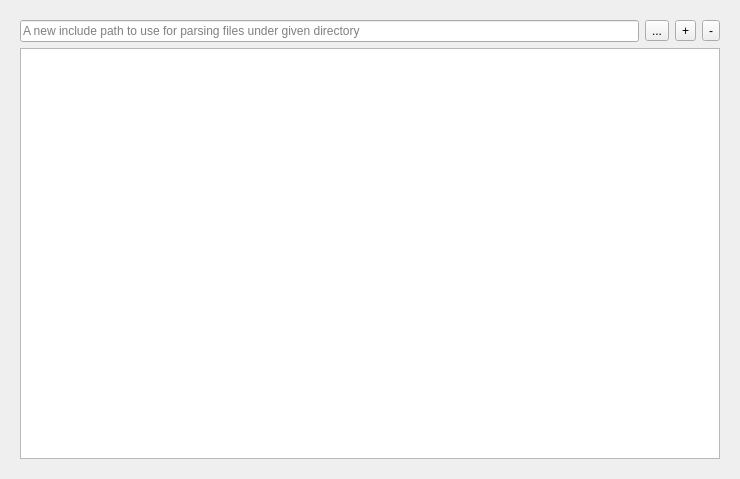
Qt form src/configpage/projectConfigPage.ui (LordOfDragons/kdevelop-lang-dragonscript) before a commit.
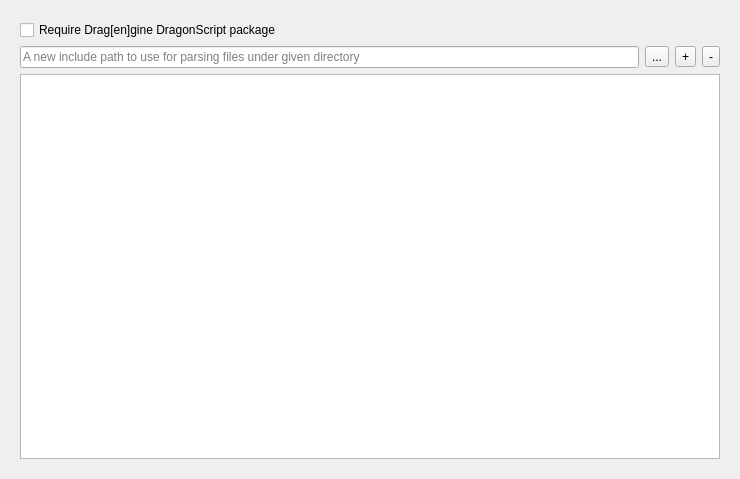
The same form after that commit.

The edit to the form file:
```diff
--- a/src/configpage/projectConfigPage.ui
+++ b/src/configpage/projectConfigPage.ui
@@ -15,7 +15,17 @@
     <widget class="QFrame" name="frame">
      <layout class="QGridLayout" name="gridLayout">
       <item row="0" column="0">
-       <layout class="QVBoxLayout" name="verticalLayout_2" stretch="0,1">
+       <layout class="QVBoxLayout" name="verticalLayout_2" stretch="0,0,1">
+        <item>
+         <widget class="QCheckBox" name="chkRequireDragenginePackage">
+          <property name="enabled">
+           <bool>true</bool>
+          </property>
+          <property name="text">
+           <string>Require Drag[en]gine DragonScript package</string>
+          </property>
+         </widget>
+        </item>
         <item>
          <layout class="QHBoxLayout" name="horizontalLayout_2" stretch="1,0,0,0">
           <item>
```
